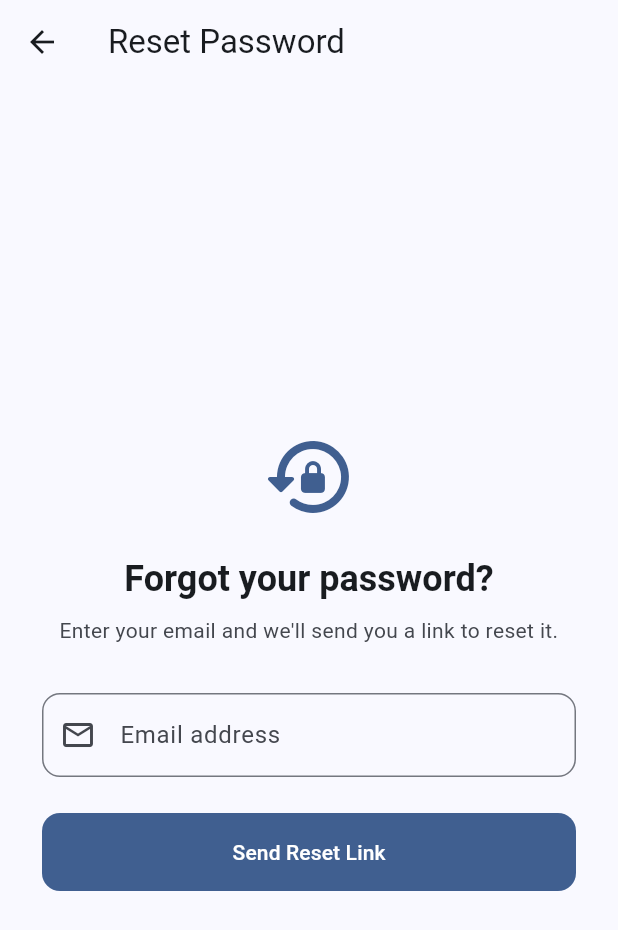
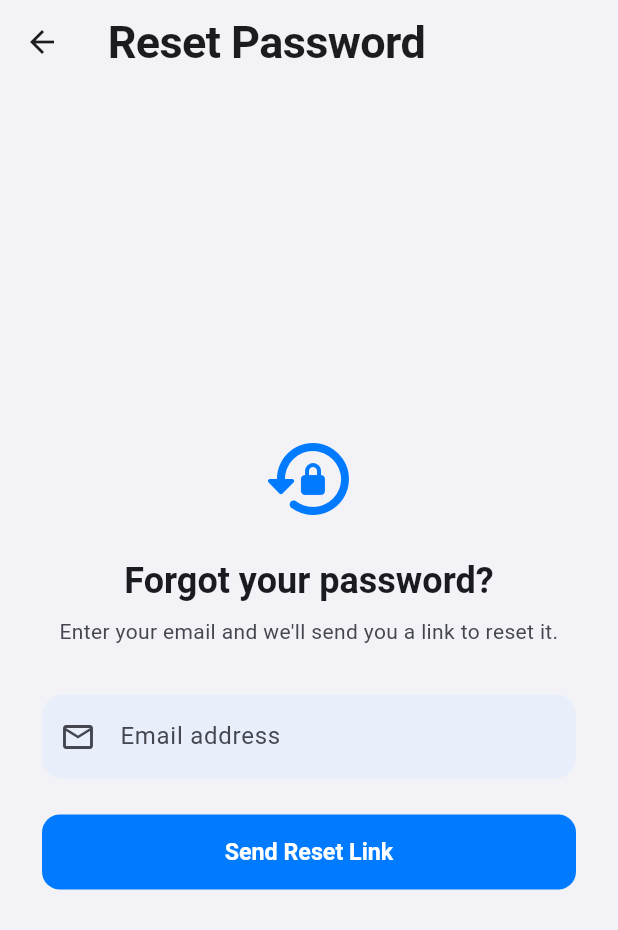
Before and after one commit to MSiva1510/sri-jayam-travels-app, a Flutter app: the screen it shows after launch, after a tap on "Forgot Password?", on a phone screen of 412 x 824 dp. Shown: the top 930 px of the screen. Run offline on Flutter 3.47's test engine with Material 3 defaults, Android fonts, the phone set to English and light mode, and no system bars; our stand-ins replace flutter_map, flutter_riverpod, flutter_svg, geolocator, go_router, image_picker and 3 more; accounts and stored records are empty; project files that could hold a hidden picture were left out.

Commit message:
feat(driver): wireframe fidelity pass (light theme, tab bar, SOS, GPS accuracy, profile)

```diff
--- /dev/null
+++ b/mobile/lib/core/theme/wireframe_theme.dart
@@ -0,0 +1,91 @@
+// ─────────────────────────────────────────────────────────────────────────────
+// wireframe_theme.dart — light theme matching the "Driver App Wireframes".
+// iOS-style: #F2F2F7 scaffold, white 14px cards, #007AFF primary, 30px
+// screen titles, pill tab bar. Dark mode keeps the seeded M3 theme.
+// ─────────────────────────────────────────────────────────────────────────────
+
+import 'package:flutter/material.dart';
+
+/// Wireframe blue (buttons, links, active tab).
+const kWireBlue = Color(0xFF007AFF);
+
+/// Hero gradient (NEW TRIP / earnings cards).
+const kHeroGradient = LinearGradient(
+  begin: Alignment.topLeft,
+  end:   Alignment.bottomRight,
+  colors: [Color(0xFF2F8BFF), Color(0xFF0A4FD6)],
+);
+
+ThemeData buildWireframeLightTheme() {
+  const seed = kWireBlue;
+  final scheme = ColorScheme.fromSeed(
+    seedColor: seed,
+    brightness: Brightness.light,
+  ).copyWith(
+    // Pin the exact wireframe surfaces (seed would tint them blue).
+    surface: const Color(0xFFF2F2F7),
+    surfaceContainerLowest: Colors.white,
+    primary: seed,
+    onPrimary: Colors.white,
+  );
+
+  return ThemeData(
+    useMaterial3: true,
+    colorScheme: scheme,
+    scaffoldBackgroundColor: scheme.surface,
+    appBarTheme: AppBarTheme(
+      backgroundColor: scheme.surface,
+      scrolledUnderElevation: 0,
+      elevation: 0,
+      centerTitle: false,
+      titleTextStyle: const TextStyle(
+        fontSize: 30,
+        fontWeight: FontWeight.w700,
+        letterSpacing: -0.4,
+        color: Color(0xFF1C1C1E),
+      ),
+      iconTheme: const IconThemeData(color: Color(0xFF1C1C1E)),
+    ),
+    cardTheme: CardThemeData(
+      elevation: 0,
+      color: scheme.surfaceContainerLowest,
+      shape: RoundedRectangleBorder(
+        borderRadius: BorderRadius.circular(14),
+        side: const BorderSide(color: Color(0xFFE5E5EA)),
+      ),
+    ),
+    filledButtonTheme: FilledButtonThemeData(
+      style: FilledButton.styleFrom(
+        minimumSize: const Size.fromHeight(50),
+        shape: RoundedRectangleBorder(
+          borderRadius: BorderRadius.circular(14),
+        ),
+        textStyle: const TextStyle(
+          fontSize: 15.5,
+          fontWeight: FontWeight.w600,
+        ),
+      ),
+    ),
+    inputDecorationTheme: InputDecorationTheme(
+      filled: true,
+      fillColor: const Color(0xFFE9EFFA),
+      border: OutlineInputBorder(
+        borderRadius: BorderRadius.circular(14),
+        borderSide: BorderSide.none,
+      ),
+      enabledBorder: OutlineInputBorder(
+        borderRadius: BorderRadius.circular(14),
+        borderSide: BorderSide.none,
+      ),
+      focusedBorder: OutlineInputBorder(
+        borderRadius: BorderRadius.circular(14),
+        borderSide: const BorderSide(color: seed, width: 1.5),
+      ),
+      contentPadding:
+          const EdgeInsets.symmetric(horizontal: 16, vertical: 16),
+    ),
+    chipTheme: const ChipThemeData(
+      shape: StadiumBorder(),
+    ),
+  );
+}
--- a/mobile/lib/main.dart
+++ b/mobile/lib/main.dart
@@ -8,6 +8,7 @@ import 'package:supabase_flutter/supabase_flutter.dart' hide AuthState;
 
 import 'core/config/supabase_config.dart';
 import 'core/auth/auth_state.dart';
+import 'core/theme/wireframe_theme.dart';
 import 'navigation/app_router.dart';
 import 'providers/auth_provider.dart';
 import 'providers/gps_provider.dart';
@@ -39,7 +40,7 @@ class SriJayamApp extends ConsumerWidget {
     return MaterialApp.router(
       title:                      'Sri Jayam Travels',
       debugShowCheckedModeBanner: false,
-      theme:                      _buildTheme(Brightness.light),
+      theme:                      buildWireframeLightTheme(),
       darkTheme:                  _buildTheme(Brightness.dark),
       themeMode:                  themeMode.materialThemeMode,
       routerConfig:               router,
--- a/mobile/lib/screens/driver/driver_home_screen.dart
+++ b/mobile/lib/screens/driver/driver_home_screen.dart
@@ -155,7 +155,10 @@ class DriverHomeScreen extends ConsumerWidget {
                     child: _AttendanceMini(
                         state: attendance, ref: ref)),
                 const SizedBox(width: 12),
-                Expanded(child: _GpsMini(live: gpsLive)),
+                Expanded(child: _GpsMini(
+                  live: gpsLive,
+                  accuracyM: track.lastPosition?.accuracy,
+                )),
               ],
             ),
             const SizedBox(height: 12),
@@ -476,9 +479,10 @@ class _AttendanceMini extends StatelessWidget {
 }
 
 class _GpsMini extends StatelessWidget {
-  const _GpsMini({required this.live});
+  const _GpsMini({required this.live, this.accuracyM});
 
   final bool live;
+  final double? accuracyM;
 
   @override
   Widget build(BuildContext context) {
@@ -507,7 +511,12 @@ class _GpsMini extends StatelessWidget {
                   ),
                 ),
                 const SizedBox(width: 6),
-                Text(live ? 'Sharing with dispatch' : 'Starts on duty',
+                Text(
+                    live
+                        ? (accuracyM != null
+                            ? 'Accuracy ${accuracyM!.toStringAsFixed(0)} m'
+                            : 'Sharing with dispatch')
+                        : 'Starts on duty',
                     style: theme.textTheme.bodySmall),
               ],
             ),
--- a/mobile/lib/widgets/driver/driver_scaffold.dart
+++ b/mobile/lib/widgets/driver/driver_scaffold.dart
@@ -43,22 +43,65 @@ class DriverTabScaffold extends StatelessWidget {
 
   @override
   Widget build(BuildContext context) {
+    final theme = Theme.of(context);
     final current = _indexFor(location);
+    final active = theme.colorScheme.primary;
+    final idle = theme.colorScheme.onSurfaceVariant;
     return Scaffold(
       body: child,
-      bottomNavigationBar: NavigationBar(
-        selectedIndex: current,
-        onDestinationSelected: (i) {
-          if (i != current) context.go(_tabs[i].route);
-        },
-        destinations: [
-          for (final t in _tabs)
-            NavigationDestination(
-              icon: Icon(t.icon),
-              selectedIcon: Icon(t.activeIcon),
-              label: t.label,
+      bottomNavigationBar: Container(
+        decoration: BoxDecoration(
+          color: theme.colorScheme.surfaceContainerLowest.withValues(alpha: 0.94),
+          border: Border(
+            top: BorderSide(
+              color: theme.colorScheme.outlineVariant,
+              width: 0.5,
             ),
-        ],
+          ),
+        ),
+        child: SafeArea(
+          top: false,
+          child: Padding(
+            padding: const EdgeInsets.fromLTRB(6, 8, 6, 8),
+            child: Row(
+              children: [
+                for (var i = 0; i < _tabs.length; i++)
+                  Expanded(
+                    child: InkWell(
+                      borderRadius: BorderRadius.circular(10),
+                      onTap: () {
+                        if (i != current) context.go(_tabs[i].route);
+                      },
+                      child: Padding(
+                        padding: const EdgeInsets.symmetric(vertical: 4),
+                        child: Column(
+                          mainAxisSize: MainAxisSize.min,
+                          children: [
+                            Icon(
+                              i == current
+                                  ? _tabs[i].activeIcon
+                                  : _tabs[i].icon,
+                              color: i == current ? active : idle,
+                              size: 24,
+                            ),
+                            const SizedBox(height: 3),
+                            Text(
+                              _tabs[i].label,
+                              style: TextStyle(
+                                fontSize: 10.5,
+                                fontWeight: FontWeight.w500,
+                                color: i == current ? active : idle,
+                              ),
+                            ),
+                          ],
+                        ),
+                      ),
+                    ),
+                  ),
+              ],
+            ),
+          ),
+        ),
       ),
     );
   }
--- a/mobile/lib/widgets/driver/sos_action.dart
+++ b/mobile/lib/widgets/driver/sos_action.dart
@@ -34,20 +34,36 @@ class SosButton extends StatelessWidget {
 
   @override
   Widget build(BuildContext context) {
+    final theme = Theme.of(context);
+    final red = theme.colorScheme.error;
+    if (compact) {
+      return SizedBox(
+        width: double.infinity,
+        child: FilledButton(
+          onPressed: () => showSosSheet(context),
+          style: FilledButton.styleFrom(
+            backgroundColor: red,
+            foregroundColor: Colors.white,
+            padding: const EdgeInsets.symmetric(vertical: 14),
+            shape: RoundedRectangleBorder(
+              borderRadius: BorderRadius.circular(14),
+            ),
+          ),
+          child: const Text('SOS',
+              style: TextStyle(fontSize: 17, fontWeight: FontWeight.bold)),
+        ),
+      );
+    }
+    // Wireframe: filled card-style button, red label, no outline.
     return SizedBox(
       width: double.infinity,
       child: FilledButton(
         onPressed: () => showSosSheet(context),
         style: FilledButton.styleFrom(
-          backgroundColor: compact
-              ? Theme.of(context).colorScheme.error
-              : Colors.transparent,
-          foregroundColor:
-              compact ? Colors.white : Theme.of(context).colorScheme.error,
-          side: compact
-              ? BorderSide.none
-              : BorderSide(color: Theme.of(context).colorScheme.error),
-          padding: EdgeInsets.symmetric(vertical: compact ? 14 : 18),
+          backgroundColor: theme.colorScheme.surfaceContainerHighest,
+          foregroundColor: red,
+          elevation: 0,
+          padding: const EdgeInsets.symmetric(vertical: 18),
           shape: RoundedRectangleBorder(
             borderRadius: BorderRadius.circular(14),
           ),
```
Also changed, not shown: mobile/lib/screens/driver/driver_profile_screen.dart (+147 -73 lines).
